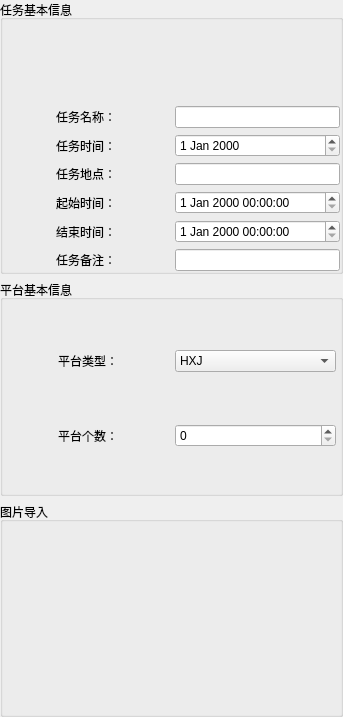
This is src_client/related/databasemanage/pages/systemmainpage/controlwidget/newtaskinfosetwidget.ui in wey580231/Framewrok as Qt 5 draws it before an edit. The edited form follows.
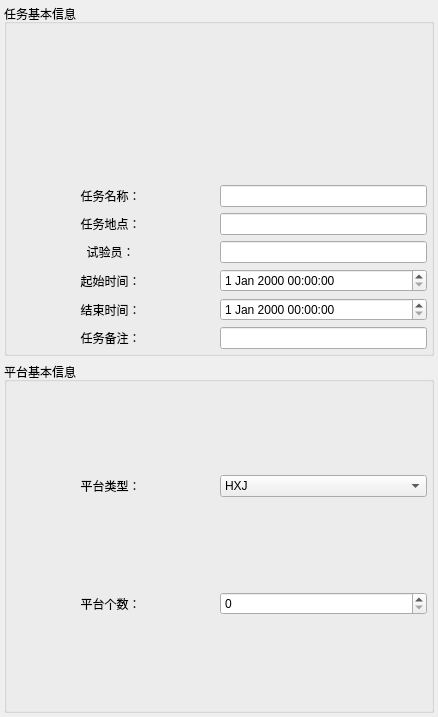
This is the edited form.

The edit to the form file:
```diff
--- a/src_client/related/databasemanage/pages/systemmainpage/controlwidget/newtaskinfosetwidget.ui
+++ b/src_client/related/databasemanage/pages/systemmainpage/controlwidget/newtaskinfosetwidget.ui
@@ -6,7 +6,7 @@
    <rect>
     <x>0</x>
     <y>0</y>
-    <width>343</width>
+    <width>438</width>
     <height>717</height>
    </rect>
   </property>
@@ -15,16 +15,16 @@
   </property>
   <layout class="QGridLayout" name="gridLayout">
    <property name="leftMargin">
-    <number>0</number>
+    <number>4</number>
    </property>
    <property name="topMargin">
-    <number>0</number>
+    <number>4</number>
    </property>
    <property name="rightMargin">
-    <number>0</number>
+    <number>4</number>
    </property>
    <property name="bottomMargin">
-    <number>0</number>
+    <number>4</number>
    </property>
    <item row="1" column="0">
     <widget class="QGroupBox" name="groupBox_2">
@@ -33,7 +33,7 @@
      </property>
      <layout class="QGridLayout" name="gridLayout_3">
       <property name="leftMargin">
-       <number>4</number>
+       <number>0</number>
       </property>
       <property name="topMargin">
        <number>4</number>
@@ -42,8 +42,21 @@
        <number>4</number>
       </property>
       <property name="bottomMargin">
-       <number>0</number>
+       <number>4</number>
       </property>
+      <item row="1" column="1">
+       <widget class="QSpinBox" name="spinBox"/>
+      </item>
+      <item row="1" column="0">
+       <widget class="QLabel" name="label_8">
+        <property name="text">
+         <string>平台个数：</string>
+        </property>
+        <property name="alignment">
+         <set>Qt::AlignCenter</set>
+        </property>
+       </widget>
+      </item>
       <item row="0" column="0">
        <widget class="QLabel" name="label_7">
         <property name="text">
@@ -63,19 +76,6 @@
         </item>
        </widget>
       </item>
-      <item row="1" column="0">
-       <widget class="QLabel" name="label_8">
-        <property name="text">
-         <string>平台个数：</string>
-        </property>
-        <property name="alignment">
-         <set>Qt::AlignCenter</set>
-        </property>
-       </widget>
-      </item>
-      <item row="1" column="1">
-       <widget class="QSpinBox" name="spinBox"/>
-      </item>
      </layout>
     </widget>
    </item>
@@ -89,13 +89,13 @@
        <number>0</number>
       </property>
       <property name="topMargin">
-       <number>0</number>
+       <number>4</number>
       </property>
       <property name="rightMargin">
-       <number>0</number>
+       <number>4</number>
       </property>
       <property name="bottomMargin">
-       <number>0</number>
+       <number>4</number>
       </property>
       <item>
        <widget class="QWidget" name="widget" native="true">
@@ -109,6 +109,18 @@
       </item>
       <item>
        <layout class="QGridLayout" name="gridLayout_2" columnstretch="1,1">
+        <item row="0" column="1">
+         <widget class="QLineEdit" name="lineEdit_name"/>
+        </item>
+        <item row="1" column="1">
+         <widget class="QLineEdit" name="lineEdit_local"/>
+        </item>
+        <item row="5" column="1">
+         <widget class="QLineEdit" name="lineEdit_beizhu"/>
+        </item>
+        <item row="4" column="1">
+         <widget class="QDateTimeEdit" name="dateTimeEdit_endTime"/>
+        </item>
         <item row="0" column="0">
          <widget class="QLabel" name="label">
           <property name="text">
@@ -119,35 +131,6 @@
           </property>
          </widget>
         </item>
-        <item row="0" column="1">
-         <widget class="QLineEdit" name="lineEdit"/>
-        </item>
-        <item row="1" column="0">
-         <widget class="QLabel" name="label_2">
-          <property name="text">
-           <string>任务时间：</string>
-          </property>
-          <property name="alignment">
-           <set>Qt::AlignCenter</set>
-          </property>
-         </widget>
-        </item>
-        <item row="1" column="1">
-         <widget class="QDateEdit" name="dateEdit"/>
-        </item>
-        <item row="2" column="0">
-         <widget class="QLabel" name="label_3">
-          <property name="text">
-           <string>任务地点：</string>
-          </property>
-          <property name="alignment">
-           <set>Qt::AlignCenter</set>
-          </property>
-         </widget>
-        </item>
-        <item row="2" column="1">
-         <widget class="QLineEdit" name="lineEdit_2"/>
-        </item>
         <item row="3" column="0">
          <widget class="QLabel" name="label_4">
           <property name="text">
@@ -158,8 +141,18 @@
           </property>
          </widget>
         </item>
+        <item row="5" column="0">
+         <widget class="QLabel" name="label_6">
+          <property name="text">
+           <string>任务备注：</string>
+          </property>
+          <property name="alignment">
+           <set>Qt::AlignCenter</set>
+          </property>
+         </widget>
+        </item>
         <item row="3" column="1">
-         <widget class="QDateTimeEdit" name="dateTimeEdit"/>
+         <widget class="QDateTimeEdit" name="dateTimeEdit_startTime"/>
         </item>
         <item row="4" column="0">
          <widget class="QLabel" name="label_5">
@@ -171,34 +164,34 @@
           </property>
          </widget>
         </item>
-        <item row="4" column="1">
-         <widget class="QDateTimeEdit" name="dateTimeEdit_2"/>
+        <item row="1" column="0">
+         <widget class="QLabel" name="label_3">
+          <property name="text">
+           <string>任务地点：</string>
+          </property>
+          <property name="alignment">
+           <set>Qt::AlignCenter</set>
+          </property>
+         </widget>
         </item>
-        <item row="5" column="0">
-         <widget class="QLabel" name="label_6">
+        <item row="2" column="0">
+         <widget class="QLabel" name="label_2">
           <property name="text">
-           <string>任务备注：</string>
+           <string>试验员：</string>
           </property>
           <property name="alignment">
            <set>Qt::AlignCenter</set>
           </property>
          </widget>
         </item>
-        <item row="5" column="1">
-         <widget class="QLineEdit" name="lineEdit_3"/>
+        <item row="2" column="1">
+         <widget class="QLineEdit" name="lineEdit_user"/>
         </item>
        </layout>
       </item>
      </layout>
     </widget>
    </item>
-   <item row="2" column="0">
-    <widget class="QGroupBox" name="groupBox_3">
-     <property name="title">
-      <string>图片导入</string>
-     </property>
-    </widget>
-   </item>
   </layout>
  </widget>
  <layoutdefault spacing="6" margin="11"/>
```
